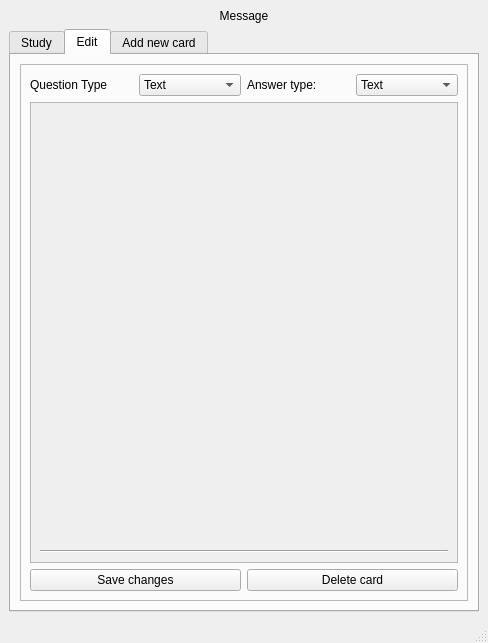
First picture: the form in cardwindow.ui, repository jonaselmesten/Memo, before the edit.
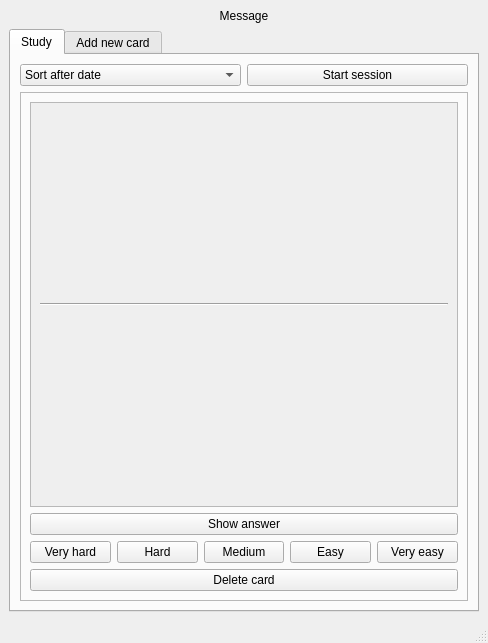
Second picture: the form after the edit. The open tabs and pages were chosen to show the change. Icons and pictures are not drawn.

```diff
--- a/cardwindow.ui
+++ b/cardwindow.ui
@@ -54,28 +54,37 @@
        </attribute>
        <layout class="QVBoxLayout" name="verticalLayout_2">
         <item>
-         <widget class="QComboBox" name="sortOption">
+         <layout class="QHBoxLayout" name="horizontalLayout_3">
+          <property name="topMargin">
+           <number>0</number>
+          </property>
           <item>
-           <property name="text">
-            <string>Sort after date</string>
-           </property>
+           <widget class="QComboBox" name="sortOption">
+            <item>
+             <property name="text">
+              <string>Sort after date</string>
+             </property>
+            </item>
+            <item>
+             <property name="text">
+              <string>Sort after difficulty</string>
+             </property>
+            </item>
+            <item>
+             <property name="text">
+              <string>Randomize</string>
+             </property>
+            </item>
+           </widget>
           </item>
           <item>
-           <property name="text">
-            <string>Sort after difficulty</string>
-           </property>
+           <widget class="QPushButton" name="startStudyButton">
+            <property name="text">
+             <string>Start session</string>
+            </property>
+           </widget>
           </item>
-          <item>
-           <property name="text">
-            <string>Sort after type</string>
-           </property>
-          </item>
-          <item>
-           <property name="text">
-            <string>Randomize</string>
-           </property>
-          </item>
-         </widget>
+         </layout>
         </item>
         <item>
          <widget class="QFrame" name="frame">
@@ -97,7 +106,7 @@
                 <x>0</x>
                 <y>0</y>
                 <width>426</width>
-                <height>411</height>
+                <height>382</height>
                </rect>
               </property>
               <layout class="QVBoxLayout" name="verticalLayout_9">
@@ -172,153 +181,13 @@
              </item>
             </layout>
            </item>
-          </layout>
-         </widget>
-        </item>
-       </layout>
-      </widget>
-      <widget class="QWidget" name="editTab">
-       <property name="enabled">
-        <bool>true</bool>
-       </property>
-       <attribute name="title">
-        <string>Edit</string>
-       </attribute>
-       <layout class="QVBoxLayout" name="verticalLayout_3">
-        <item>
-         <widget class="QFrame" name="frame_2">
-          <property name="frameShape">
-           <enum>QFrame::StyledPanel</enum>
-          </property>
-          <property name="frameShadow">
-           <enum>QFrame::Raised</enum>
-          </property>
-          <layout class="QVBoxLayout" name="verticalLayout_17">
            <item>
-            <layout class="QHBoxLayout" name="horizontalLayout_9">
-             <item>
-              <widget class="QLabel" name="label_8">
-               <property name="text">
-                <string>Question Type</string>
-               </property>
-              </widget>
-             </item>
-             <item>
-              <widget class="QComboBox" name="answerTypeEdit">
-               <item>
-                <property name="text">
-                 <string>Text</string>
-                </property>
-               </item>
-               <item>
-                <property name="text">
-                 <string>Image</string>
-                </property>
-               </item>
-               <item>
-                <property name="text">
-                 <string>Image Text</string>
-                </property>
-               </item>
-              </widget>
-             </item>
-             <item>
-              <widget class="QLabel" name="label_7">
-               <property name="text">
-                <string>Answer type:</string>
-               </property>
-              </widget>
-             </item>
-             <item>
-              <widget class="QComboBox" name="questionTypeEdit">
-               <item>
-                <property name="text">
-                 <string>Text</string>
-                </property>
-               </item>
-               <item>
-                <property name="text">
-                 <string>Image</string>
-                </property>
-               </item>
-               <item>
-                <property name="text">
-                 <string>Image Text</string>
-                </property>
-               </item>
-              </widget>
-             </item>
-            </layout>
-           </item>
-           <item>
-            <widget class="QScrollArea" name="scrollArea_2">
-             <property name="widgetResizable">
-              <bool>true</bool>
+            <widget class="QPushButton" name="deleteCardButton">
+             <property name="text">
+              <string>Delete card</string>
              </property>
-             <widget class="QWidget" name="scrollAreaWidgetContents_5">
-              <property name="geometry">
-               <rect>
-                <x>0</x>
-                <y>0</y>
-                <width>426</width>
-                <height>436</height>
-               </rect>
-              </property>
-              <layout class="QVBoxLayout" name="verticalLayout_13">
-               <item>
-                <layout class="QVBoxLayout" name="verticalLayout_18">
-                 <item>
-                  <layout class="QVBoxLayout" name="questionAreaEdit">
-                   <item>
-                    <widget class="QLabel" name="label">
-                     <property name="text">
-                      <string/>
-                     </property>
-                     <property name="pixmap">
-                      <pixmap>../../Desktop/swe.jpg</pixmap>
-                     </property>
-                    </widget>
-                   </item>
-                  </layout>
-                 </item>
-                 <item>
-                  <widget class="Line" name="line_5">
-                   <property name="orientation">
-                    <enum>Qt::Horizontal</enum>
-                   </property>
-                  </widget>
-                 </item>
-                 <item>
-                  <layout class="QVBoxLayout" name="answerAreaEdit"/>
-                 </item>
-                </layout>
-               </item>
-              </layout>
-             </widget>
             </widget>
            </item>
-           <item>
-            <layout class="QVBoxLayout" name="verticalLayout_19">
-             <item>
-              <layout class="QHBoxLayout" name="horizontalLayout_7">
-               <item>
-                <widget class="QPushButton" name="saveChangesButton">
-                 <property name="text">
-                  <string>Save changes</string>
-                 </property>
-                </widget>
-               </item>
-               <item>
-                <widget class="QPushButton" name="deleteCardButton">
-                 <property name="text">
-                  <string>Delete card</string>
-                 </property>
-                </widget>
-               </item>
-              </layout>
-             </item>
-            </layout>
-           </item>
           </layout>
          </widget>
         </item>
```
Left out of the diff: 16 changed lines with no effect on the pictures.
